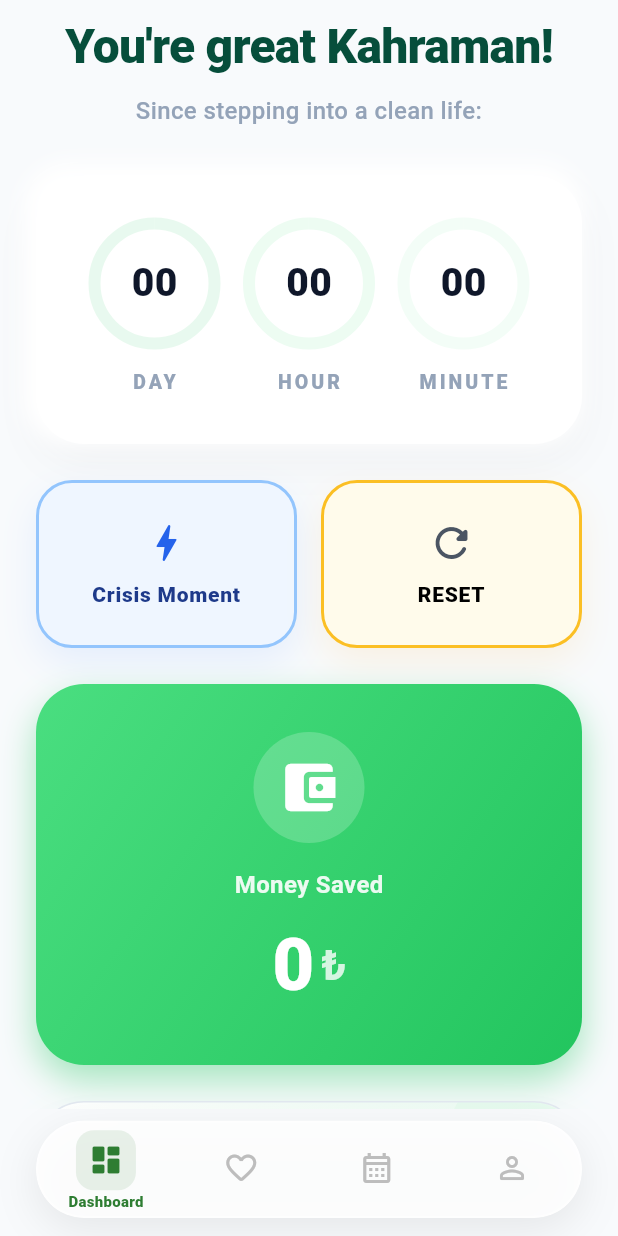
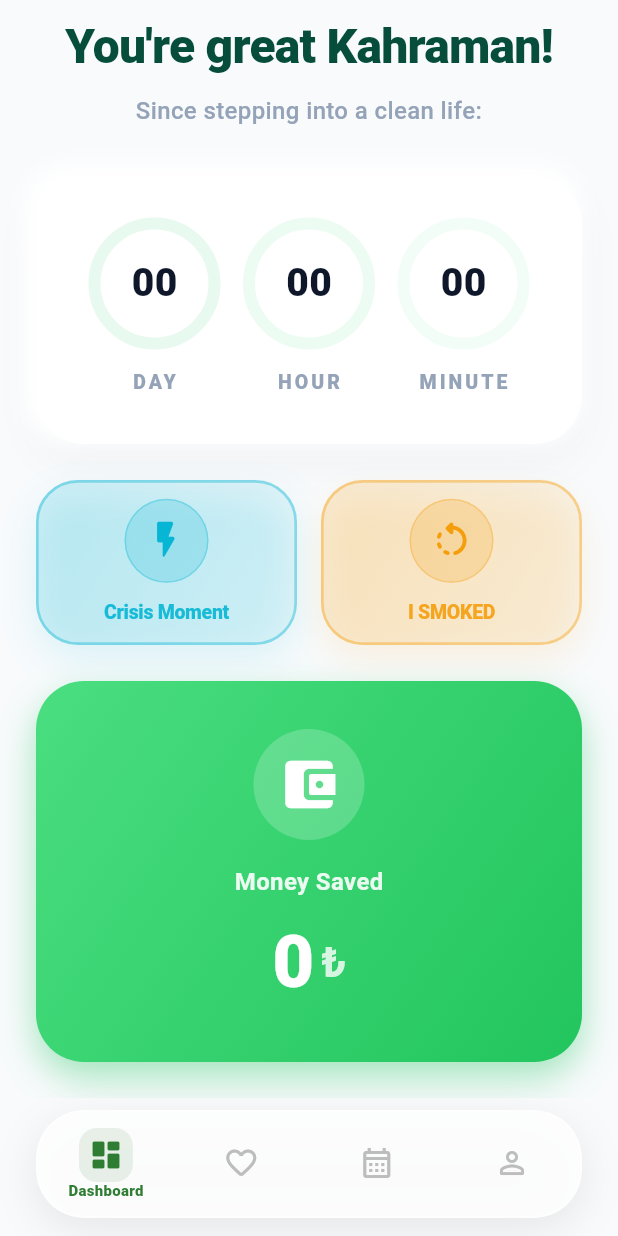
Before and after one commit to ardaaskinn01/cervus-sigara-birakma, a Flutter app: the MainView screen opened directly, on a phone screen of 412 x 824 dp. Run offline on Flutter 3.47's test engine with Material 3 defaults, Android fonts, the light colour scheme and no system bars; our stand-ins replace cloud_firestore, easy_localization, firebase_core, firebase_messaging, flutter_local_notifications, flutter_riverpod and 5 more; missing offline and left inert: app_tracking_transparency, purchases_flutter; accounts and stored records are empty; network calls fail.

Commit message:
splash updates

```diff
--- a/assets/translations/en.json
+++ b/assets/translations/en.json
@@ -58,6 +58,7 @@
     "reset_desc": "You confirm that you smoked. Your progress will be reset.",
     "reset_cancel": "CANCEL",
     "reset_confirm": "RESET",
+    "relapse_btn": "I SMOKED",
     "reset_success": "Timer reset. Never give up!"
   },
   "health": {
@@ -137,5 +138,8 @@
     "day": "DAY",
     "hour": "HOUR",
     "minute": "MINUTE"
+  },
+  "calendar": {
+    "title": "Calendar"
   }
 }
--- a/assets/translations/tr.json
+++ b/assets/translations/tr.json
@@ -58,6 +58,7 @@
     "reset_desc": "Sigara içtiğini onaylıyorsun. Sürecin baştan başlayacak.",
     "reset_cancel": "VAZGEÇ",
     "reset_confirm": "SİGARA İÇTİM",
+    "relapse_btn": "SİGARA İÇTİM",
     "reset_success": "Sayaç sıfırlandı. Asla pes etme!"
   },
   "health": {
@@ -137,5 +138,8 @@
     "day": "GÜN",
     "hour": "SAAT",
     "minute": "DAKİKA"
+  },
+  "calendar": {
+    "title": "Takvim"
   }
 }
--- a/lib/ui/views/dashboard_view.dart
+++ b/lib/ui/views/dashboard_view.dart
@@ -100,75 +100,22 @@ class _DashboardViewState extends ConsumerState<DashboardView> {
                 child: Row(
                   children: [
                     Expanded(
-                      child: GestureDetector(
-                        onTap: () {
-                          Navigator.push(
-                            context,
-                            MaterialPageRoute(builder: (context) => const CrisisView()),
-                          );
-                        },
-                        child: Container(
-                          padding: const EdgeInsets.symmetric(vertical: 24),
-                          decoration: BoxDecoration(
-                            color: const Color(0xFFEFF6FF), // Light Blue 50
-                            borderRadius: BorderRadius.circular(24),
-                            border: Border.all(color: const Color(0xFF93C5FD), width: 2), // Blue 300
-                            boxShadow: [
-                              BoxShadow(color: const Color(0xFF3B82F6).withOpacity(0.1), blurRadius: 20, offset: const Offset(0, 10)),
-                            ],
-                          ),
-                          child: Column(
-                            mainAxisSize: MainAxisSize.min,
-                            children: [
-                              const Icon(Icons.bolt_rounded, size: 32, color: Color(0xFF2563EB)), // Blue 600
-                              const SizedBox(height: 8),
-                              Text(
-                                'crisis.title'.tr(),
-                                textAlign: TextAlign.center,
-                                style: const TextStyle(
-                                  fontWeight: FontWeight.w900,
-                                  fontSize: 14,
-                                  color: Color(0xFF1E3A8A), // Blue 900
-                                  letterSpacing: 0.5,
-                                ),
-                              ),
-                            ],
-                          ),
-                        ),
+                      child: _buildActionButton(
+                        context: context,
+                        title: 'crisis.title'.tr(),
+                        icon: Icons.flash_on_rounded,
+                        color: const Color(0xFF06B6D4), // Canlı Turkuaz
+                        onTap: () => Navigator.push(context, MaterialPageRoute(builder: (_) => const CrisisView())),
                       ),
                     ),
                     const SizedBox(width: 16),
                     Expanded(
-                      child: GestureDetector(
+                      child: _buildActionButton(
+                        context: context,
+                        title: 'dashboard.relapse_btn'.tr(), // Anahtarı kontrol edin (relapse_btn veya reset_confirm)
+                        icon: Icons.rotate_left_rounded, // Daha modern bir "başa dön" ikonu
+                        color: const Color(0xFFF59E0B), // Dikkat çekici Amber
                         onTap: () => _showResetConfirmation(context, ref),
-                        child: Container(
-                          padding: const EdgeInsets.symmetric(vertical: 24),
-                          decoration: BoxDecoration(
-                            color: const Color(0xFFFFFBEB), // Amber 50
-                            borderRadius: BorderRadius.circular(24),
-                            border: Border.all(color: const Color(0xFFFBBF24), width: 2), // Amber 400
-                            boxShadow: [
-                              BoxShadow(color: const Color(0xFFF59E0B).withOpacity(0.1), blurRadius: 20, offset: const Offset(0, 10)),
-                            ],
-                          ),
-                          child: Column(
-                            mainAxisSize: MainAxisSize.min,
-                            children: [
-                              const Icon(Icons.refresh_rounded, size: 32, color: Color(0xFF4B5563)), // Gray 600
-                              const SizedBox(height: 8),
-                              Text(
-                                'dashboard.reset_confirm'.tr(),
-                                textAlign: TextAlign.center,
-                                style: const TextStyle(
-                                  fontWeight: FontWeight.w900,
-                                  fontSize: 14,
-                                  color: Colors.black,
-                                  letterSpacing: 0.5,
-                                ),
-                              ),
-                            ],
-                          ),
-                        ),
                       ),
                     ),
                   ],
@@ -387,6 +334,62 @@ class _DashboardViewState extends ConsumerState<DashboardView> {
               ),
             ],
           ),
+        ),
+      ),
+    );
+  }
+
+  Widget _buildActionButton({
+    required BuildContext context,
+    required String title,
+    required IconData icon,
+    required Color color,
+    required VoidCallback onTap,
+  }) {
+    return GestureDetector(
+      onTap: onTap,
+      child: Container(
+        height: 110,
+        decoration: BoxDecoration(
+          gradient: LinearGradient(
+            colors: [color.withOpacity(0.18), color.withOpacity(0.06)],
+            begin: Alignment.topLeft,
+            end: Alignment.bottomRight,
+          ),
+          borderRadius: BorderRadius.circular(28),
+          border: Border.all(color: color.withOpacity(0.4), width: 1.8),
+          boxShadow: [
+            BoxShadow(
+              color: color.withOpacity(0.12),
+              blurRadius: 20,
+              offset: const Offset(0, 10),
+            ),
+          ],
+        ),
+        child: Column(
+          mainAxisAlignment: MainAxisAlignment.center,
+          children: [
+            Container(
+              padding: const EdgeInsets.all(12),
+              decoration: BoxDecoration(
+                color: color.withOpacity(0.2),
+                shape: BoxShape.circle,
+                border: Border.all(color: color.withOpacity(0.3), width: 1),
+              ),
+              child: Icon(icon, color: color, size: 30),
+            ),
+            const SizedBox(height: 10),
+            Text(
+              title,
+              textAlign: TextAlign.center,
+              style: TextStyle(
+                fontWeight: FontWeight.w900,
+                fontSize: 13,
+                color: color.withOpacity(0.9), // Biraz daha belirgin yaparak okunabilirliği artırıyoruz
+                letterSpacing: -0.2,
+              ),
+            ),
+          ],
         ),
       ),
     );
--- a/lib/ui/views/main_view.dart
+++ b/lib/ui/views/main_view.dart
@@ -71,7 +71,7 @@ class _MainViewState extends ConsumerState<MainView> {
                 child: BackdropFilter(
                   filter: ImageFilter.blur(sigmaX: 12, sigmaY: 12),
                   child: Container(
-                    height: 65,
+                    height: 72,
                     decoration: BoxDecoration(
                       color: Colors.white.withOpacity(0.85),
                       borderRadius: BorderRadius.circular(32),
@@ -94,15 +94,17 @@ class _MainViewState extends ConsumerState<MainView> {
                       showSelectedLabels: true,
                       showUnselectedLabels: false,
                       type: BottomNavigationBarType.fixed,
+                      iconSize: 22,
                       selectedLabelStyle: const TextStyle(
                         fontWeight: FontWeight.w800,
                         fontSize: 10,
+                        height: 1.2,
                         letterSpacing: 0.2,
                       ),
                       items: [
                         _buildNavItem(Icons.dashboard_rounded, Icons.dashboard_outlined, 'dashboard.title'.tr(), 0),
                         _buildNavItem(Icons.favorite_rounded, Icons.favorite_outline_rounded, 'health.title'.tr(), 1),
-                        _buildNavItem(Icons.calendar_month_rounded, Icons.calendar_month_outlined, 'history.title'.tr(), 2),
+                        _buildNavItem(Icons.calendar_month_rounded, Icons.calendar_month_outlined, 'calendar.title'.tr() == 'calendar.title' ? (context.locale.languageCode == 'tr' ? 'Takvim' : 'Calendar') : 'calendar.title'.tr(), 2),
                         _buildNavItem(Icons.person_rounded, Icons.person_outline_rounded, 'profile.title'.tr(), 3),
                       ],
                     ),
@@ -121,7 +123,7 @@ class _MainViewState extends ConsumerState<MainView> {
     return BottomNavigationBarItem(
       icon: AnimatedContainer(
         duration: const Duration(milliseconds: 200),
-        padding: const EdgeInsets.all(8),
+        padding: const EdgeInsets.all(6),
         decoration: BoxDecoration(
           color: isSelected ? const Color(0xFF2E7D32).withOpacity(0.1) : Colors.transparent,
           borderRadius: BorderRadius.circular(12),
--- a/lib/ui/views/profile_view.dart
+++ b/lib/ui/views/profile_view.dart
@@ -373,12 +373,6 @@ class _ProfileViewState extends ConsumerState<ProfileView> {
                 child: Row(
                   children: [
                     Container(
-                      margin: EdgeInsets.only(
-                        left: 24,
-                        right: 24,
-                        top: 8,
-                        bottom: Platform.isIOS ? 0 : 12
-                      ),
                       padding: const EdgeInsets.all(12),
                       decoration: BoxDecoration(
                         color: Colors.white.withOpacity(0.2),
@@ -395,8 +389,7 @@ class _ProfileViewState extends ConsumerState<ProfileView> {
                       child: Column(
                         crossAxisAlignment: CrossAxisAlignment.start,
                         children: [
-                          Flexible(
-                            child: Text(
+                          Text(
                             isPro ? (isTr ? 'Quitly PRO Açık' : 'Quitly PRO Active') : (isTr ? 'Quitly PRO\'ya Geç' : 'Upgrade to Quitly PRO'),
                             style: TextStyle(
                               color: isPro ? Colors.white : const Color(0xFF78350F),
@@ -406,7 +399,6 @@ class _ProfileViewState extends ConsumerState<ProfileView> {
                             ),
                             maxLines: 1,
                             overflow: TextOverflow.ellipsis,
-                            ),
                           ),
                           const SizedBox(height: 2),
                           Text(
```
Also changed, not shown: 1 other file. Lines whose indentation alone changed are shown as unchanged.
